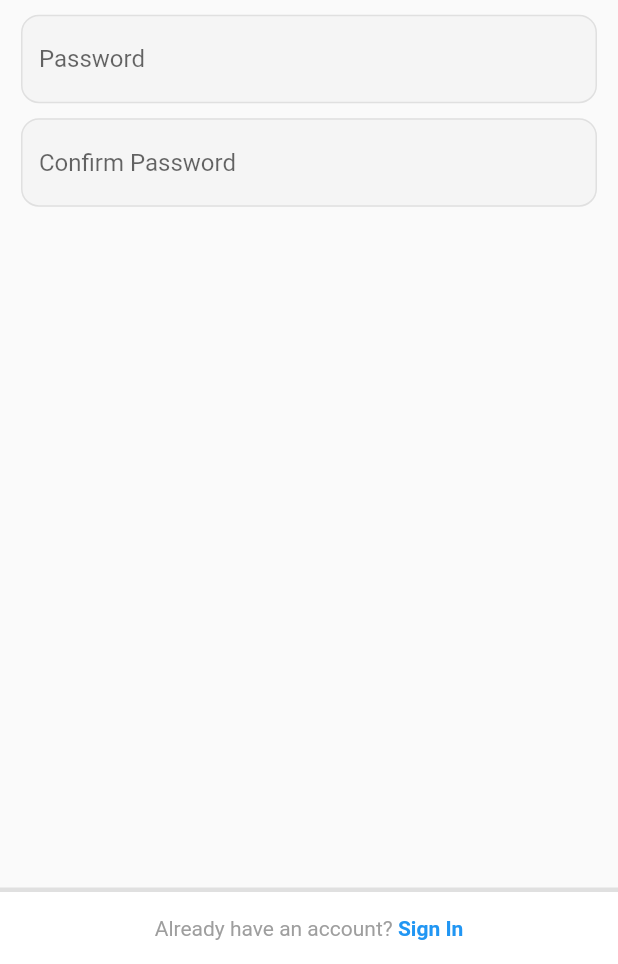
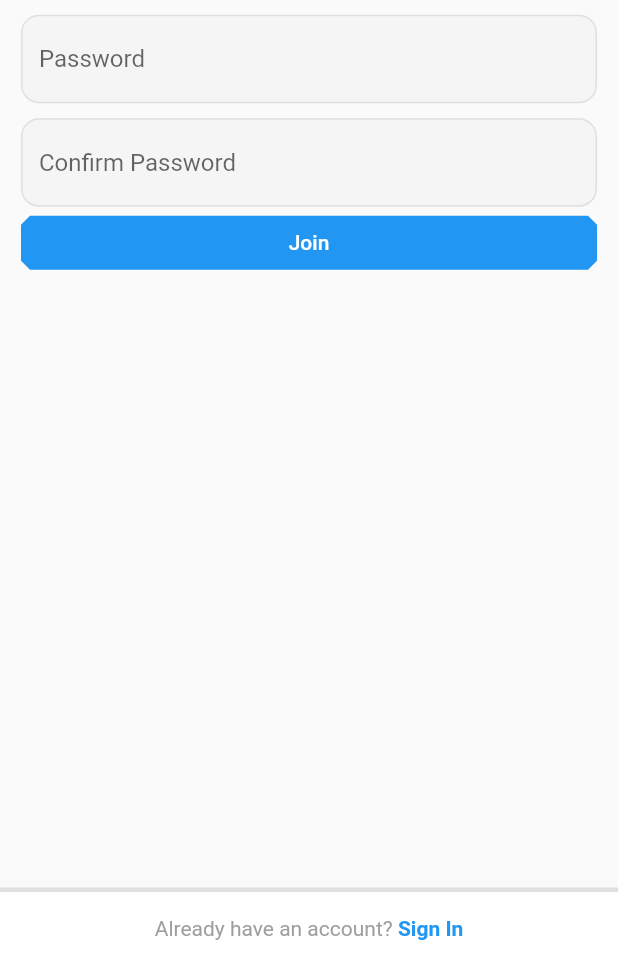
Before and after one commit to teo-KIM/instagram_clone_code, a Flutter app: the screen it shows after launch, after a tap on an icon or button, on a phone screen of 412 x 824 dp, the part 272-1236 px from its top. Run offline on Flutter 3.47's test engine with Material 2 defaults, Android fonts, the phone set to English and light mode, and no system bars; our stand-ins replace cached_network_image.

Commit message:
[UPDATE] 이메일, 비밀번호 입력값에 따른 아웃풋 변경

```diff
--- a/lib/widgets/sign_up_form.dart
+++ b/lib/widgets/sign_up_form.dart
@@ -38,6 +38,7 @@ class _SignUpFormState extends State<SignUpForm> {
             ),
             Image.asset('assets/images/insta_text_logo.png'),
             TextFormField(
+              cursorColor: Colors.black,
               controller: _emailController,
               decoration: _textInputDecor("Email"),
               validator: (text) {
@@ -52,13 +53,15 @@ class _SignUpFormState extends State<SignUpForm> {
               height: common_xs_gap,
             ),
             TextFormField(
+              cursorColor: Colors.black,
+              obscureText: true,
               controller: _passwordController,
               decoration: _textInputDecor("Password"),
               validator: (text) {
                 if (text.isNotEmpty && text.length > 5) {
                   return null;
                 } else {
-                  return "이메일은 5자리 이상 준비해주세요.";
+                  return "비밀번호는 6자리 이상 등록해주세요.";
                 }
               },
             ),
@@ -66,6 +69,8 @@ class _SignUpFormState extends State<SignUpForm> {
               height: common_xs_gap,
             ),
             TextFormField(
+              cursorColor: Colors.black,
+              obscureText: true,
               controller: _confirmPasswordController,
               decoration: _textInputDecor("Confirm Password"),
               validator: (text) {
@@ -75,6 +80,23 @@ class _SignUpFormState extends State<SignUpForm> {
                   return "비밀번호가 일치하지 않습니다.";
                 }
               },
+            ),
+            TextButton(
+              onPressed: () {
+                if(_formKey.currentState.validate()){
+                  //true값
+                }else{
+                  //false값
+                }
+              },
+              child: Text(
+                'Join',
+                style: TextStyle(color: Colors.white),
+              ),
+              style: TextButton.styleFrom(
+                  backgroundColor: Colors.blue,
+                  shape: const BeveledRectangleBorder(
+                      borderRadius: BorderRadius.all(Radius.circular(6)))),
             ),
           ],
         ),
@@ -91,6 +113,24 @@ class _SignUpFormState extends State<SignUpForm> {
         ),
         borderRadius: BorderRadius.circular(common_s_gap),
       ),
+      errorBorder: OutlineInputBorder(
+        borderSide: BorderSide(
+          color: Colors.red[300],
+        ),
+        borderRadius: BorderRadius.circular(common_s_gap),
+      ),
+      focusedBorder: OutlineInputBorder(
+        borderSide: BorderSide(
+          color: Colors.blue[300],
+        ),
+        borderRadius: BorderRadius.circular(common_s_gap),
+      ),
+      focusedErrorBorder: OutlineInputBorder(
+        borderSide: BorderSide(
+          color: Colors.red[300],
+        ),
+        borderRadius: BorderRadius.circular(common_s_gap),
+      ),
       filled: true,
       fillColor: Colors.grey[100],
     );
```
